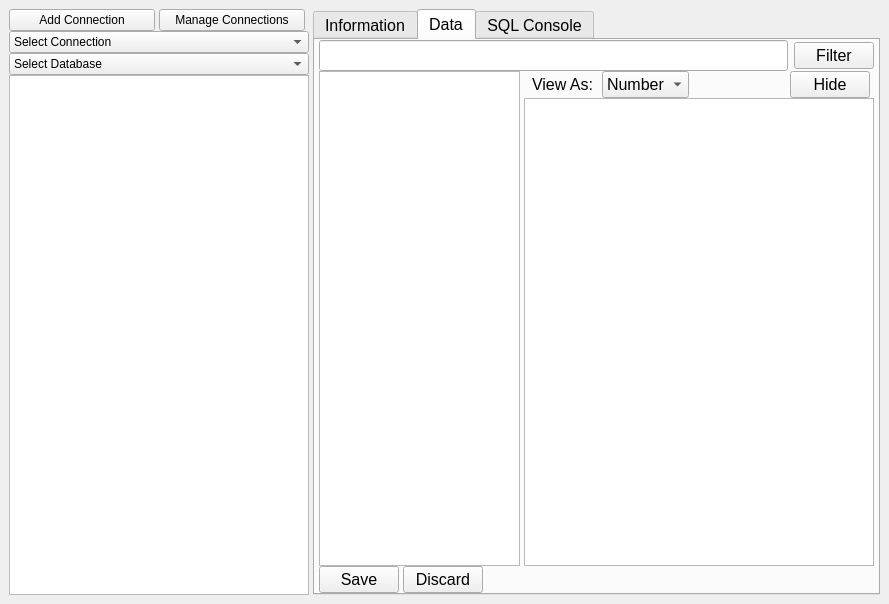
Old version of the form db-gui2/mainwindow.ui in the repository hehaowen00/experiments.
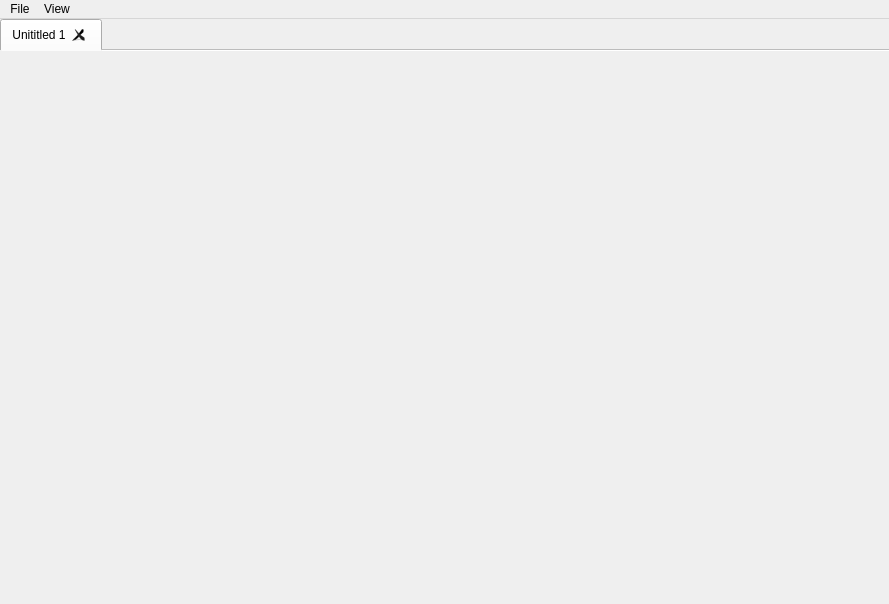
New version of the form.

Commit message: db-gui2 tabs wip

The edit to the form file:
```diff
--- a/db-gui2/mainwindow.ui
+++ b/db-gui2/mainwindow.ui
@@ -15,628 +15,38 @@
   </property>
   <widget class="QWidget" name="centralwidget">
    <layout class="QGridLayout" name="gridLayout_5">
+    <property name="leftMargin">
+     <number>0</number>
+    </property>
+    <property name="topMargin">
+     <number>0</number>
+    </property>
+    <property name="rightMargin">
+     <number>0</number>
+    </property>
+    <property name="bottomMargin">
+     <number>0</number>
+    </property>
     <item row="0" column="0">
-     <layout class="QHBoxLayout" name="horizontalLayout_5">
-      <property name="spacing">
+     <widget class="QTabWidget" name="tabWidget">
+      <property name="currentIndex">
        <number>0</number>
       </property>
-      <property name="rightMargin">
-       <number>0</number>
+      <property name="documentMode">
+       <bool>true</bool>
       </property>
-      <item>
-       <layout class="QVBoxLayout" name="verticalLayout_4">
-        <property name="spacing">
-         <number>0</number>
-        </property>
-        <property name="sizeConstraint">
-         <enum>QLayout::SizeConstraint::SetMaximumSize</enum>
-        </property>
-        <property name="rightMargin">
-         <number>4</number>
-        </property>
-        <item>
-         <layout class="QHBoxLayout" name="horizontalLayout">
-          <property name="spacing">
-           <number>4</number>
-          </property>
-          <property name="leftMargin">
-           <number>0</number>
-          </property>
-          <property name="rightMargin">
-           <number>4</number>
-          </property>
-          <item>
-           <widget class="QPushButton" name="addButton">
-            <property name="maximumSize">
-             <size>
-              <width>148</width>
-              <height>16777215</height>
-             </size>
-            </property>
-            <property name="text">
-             <string>Add Connection</string>
-            </property>
-           </widget>
-          </item>
-          <item>
-           <widget class="QPushButton" name="pushButton_5">
-            <property name="text">
-             <string>Manage Connections</string>
-            </property>
-           </widget>
-          </item>
-         </layout>
-        </item>
-        <item>
-         <layout class="QHBoxLayout" name="horizontalLayout_8">
-          <property name="spacing">
-           <number>0</number>
-          </property>
-          <property name="leftMargin">
-           <number>0</number>
-          </property>
-          <property name="rightMargin">
-           <number>0</number>
-          </property>
-          <item>
-           <widget class="QComboBox" name="connectionsList">
-            <property name="sizePolicy">
-             <sizepolicy hsizetype="Preferred" vsizetype="Fixed">
-              <horstretch>0</horstretch>
-              <verstretch>0</verstretch>
-             </sizepolicy>
-            </property>
-            <property name="minimumSize">
-             <size>
-              <width>300</width>
-              <height>0</height>
-             </size>
-            </property>
-            <property name="maximumSize">
-             <size>
-              <width>16777215</width>
-              <height>16777215</height>
-             </size>
-            </property>
-            <property name="editable">
-             <bool>false</bool>
-            </property>
-            <item>
-             <property name="text">
-              <string>Select Connection</string>
-             </property>
-            </item>
-           </widget>
-          </item>
-         </layout>
-        </item>
-        <item>
-         <layout class="QHBoxLayout" name="horizontalLayout_9">
-          <property name="spacing">
-           <number>0</number>
-          </property>
-          <property name="leftMargin">
-           <number>0</number>
-          </property>
-          <property name="rightMargin">
-           <number>0</number>
-          </property>
-          <item>
-           <widget class="QComboBox" name="databasesList">
-            <property name="sizePolicy">
-             <sizepolicy hsizetype="Preferred" vsizetype="Fixed">
-              <horstretch>0</horstretch>
-              <verstretch>0</verstretch>
-             </sizepolicy>
-            </property>
-            <property name="minimumSize">
-             <size>
-              <width>300</width>
-              <height>0</height>
-             </size>
-            </property>
-            <property name="maximumSize">
-             <size>
-              <width>16777215</width>
-              <height>16777215</height>
-             </size>
-            </property>
-            <property name="currentText">
-             <string>Select Database</string>
-            </property>
-            <item>
-             <property name="text">
-              <string>Select Database</string>
-             </property>
-            </item>
-           </widget>
-          </item>
-         </layout>
-        </item>
-        <item>
-         <widget class="QListWidget" name="tablesList">
-          <property name="minimumSize">
-           <size>
-            <width>300</width>
-            <height>0</height>
-           </size>
-          </property>
-          <property name="maximumSize">
-           <size>
-            <width>300</width>
-            <height>16777215</height>
-           </size>
-          </property>
-          <property name="font">
-           <font>
-            <pointsize>13</pointsize>
-           </font>
-          </property>
-         </widget>
-        </item>
-       </layout>
-      </item>
-      <item>
-       <layout class="QVBoxLayout" name="verticalLayout_3">
-        <item>
-         <widget class="QTabWidget" name="tabWidget">
-          <property name="font">
-           <font>
-            <pointsize>12</pointsize>
-           </font>
-          </property>
-          <property name="tabPosition">
-           <enum>QTabWidget::TabPosition::North</enum>
-          </property>
-          <property name="currentIndex">
-           <number>1</number>
-          </property>
-          <widget class="QWidget" name="information">
-           <attribute name="title">
-            <string>Information</string>
-           </attribute>
-          </widget>
-          <widget class="QWidget" name="data">
-           <attribute name="title">
-            <string>Data</string>
-           </attribute>
-           <layout class="QGridLayout" name="gridLayout_2">
-            <property name="leftMargin">
-             <number>0</number>
-            </property>
-            <property name="topMargin">
-             <number>0</number>
-            </property>
-            <property name="rightMargin">
-             <number>0</number>
-            </property>
-            <property name="bottomMargin">
-             <number>0</number>
-            </property>
-            <item row="0" column="0">
-             <layout class="QVBoxLayout" name="verticalLayout">
-              <property name="spacing">
-               <number>0</number>
-              </property>
-              <property name="leftMargin">
-               <number>4</number>
-              </property>
-              <property name="rightMargin">
-               <number>4</number>
-              </property>
-              <item>
-               <layout class="QHBoxLayout" name="horizontalLayout_7">
-                <property name="spacing">
-                 <number>6</number>
-                </property>
-                <property name="leftMargin">
-                 <number>0</number>
-                </property>
-                <property name="rightMargin">
-                 <number>0</number>
-                </property>
-                <item>
-                 <widget class="QLineEdit" name="filterInput">
-                  <property name="font">
-                   <font>
-                    <family>Menlo</family>
-                    <pointsize>12</pointsize>
-                   </font>
-                  </property>
-                  <property name="placeholderText">
-                   <string/>
-                  </property>
-                 </widget>
-                </item>
-                <item>
-                 <widget class="QPushButton" name="filterButton">
-                  <property name="text">
-                   <string>Filter</string>
-                  </property>
-                 </widget>
-                </item>
-               </layout>
-              </item>
-              <item>
-               <layout class="QHBoxLayout" name="horizontalLayout_4">
-                <property name="spacing">
-                 <number>4</number>
-                </property>
-                <item>
-                 <widget class="QTableView" name="tableView">
-                  <property name="font">
-                   <font>
-                    <family>Menlo</family>
-                    <pointsize>12</pointsize>
-                   </font>
-                  </property>
-                  <property name="sizeAdjustPolicy">
-                   <enum>QAbstractScrollArea::SizeAdjustPolicy::AdjustToContents</enum>
-                  </property>
-                  <property name="editTriggers">
-                   <set>QAbstractItemView::EditTrigger::NoEditTriggers</set>
-                  </property>
-                  <property name="sortingEnabled">
-                   <bool>true</bool>
-                  </property>
-                 </widget>
-                </item>
-                <item>
-                 <widget class="QWidget" name="dataViewWidget" native="true">
-                  <property name="minimumSize">
-                   <size>
-                    <width>350</width>
-                    <height>0</height>
-                   </size>
-                  </property>
-                  <property name="maximumSize">
-                   <size>
-                    <width>350</width>
-                    <height>16777215</height>
-                   </size>
-                  </property>
-                  <layout class="QGridLayout" name="gridLayout">
-                   <property name="leftMargin">
-                    <number>0</number>
-                   </property>
-                   <property name="topMargin">
-                    <number>0</number>
-                   </property>
-                   <property name="rightMargin">
-                    <number>0</number>
-                   </property>
-                   <property name="bottomMargin">
-                    <number>0</number>
-                   </property>
-                   <item row="0" column="0">
-                    <layout class="QVBoxLayout" name="verticalLayout_5">
-                     <property name="spacing">
-                      <number>0</number>
-                     </property>
-                     <item>
-                      <layout class="QHBoxLayout" name="horizontalLayout_10">
-                       <property name="spacing">
-                        <number>8</number>
-                       </property>
-                       <property name="leftMargin">
-                        <number>8</number>
-                       </property>
-                       <property name="rightMargin">
-                        <number>4</number>
-                       </property>
-                       <item>
-                        <widget class="QLabel" name="label_2">
-                         <property name="text">
-                          <string>View As:</string>
-                         </property>
-                        </widget>
-                       </item>
-                       <item>
-                        <widget class="QComboBox" name="comboBox">
-                         <item>
-                          <property name="text">
-                           <string>Number</string>
-                          </property>
-                         </item>
-                         <item>
-                          <property name="text">
-                           <string>Text</string>
-                          </property>
-                         </item>
-                         <item>
-                          <property name="text">
-                           <string>JSON</string>
-                          </property>
-                         </item>
-                        </widget>
-                       </item>
-                       <item>
-                        <spacer name="horizontalSpacer_3">
-                         <property name="orientation">
-                          <enum>Qt::Orientation::Horizontal</enum>
-                         </property>
-                         <property name="sizeHint" stdset="0">
-                          <size>
-                           <width>40</width>
-                           <height>20</height>
-                          </size>
-                         </property>
-                        </spacer>
-                       </item>
-                       <item>
-                        <widget class="QPushButton" name="hideDataViewButton">
-                         <property name="text">
-                          <string>Hide</string>
-                         </property>
-                        </widget>
-                       </item>
-                      </layout>
-                     </item>
-                     <item>
-                      <widget class="QPlainTextEdit" name="dataViewTable">
-                       <property name="sizePolicy">
-                        <sizepolicy hsizetype="Expanding" vsizetype="Expanding">
-                         <horstretch>0</horstretch>
-                         <verstretch>0</verstretch>
-                        </sizepolicy>
-                       </property>
-                       <property name="minimumSize">
-                        <size>
-                         <width>0</width>
-                         <height>0</height>
-                        </size>
-                       </property>
-                       <property name="maximumSize">
-                        <size>
-                         <width>16777215</width>
-                         <height>16777215</height>
-                        </size>
-                       </property>
-                       <property name="font">
-                        <font>
-                         <family>Menlo</family>
-                         <pointsize>12</pointsize>
-                        </font>
-                       </property>
-                       <property name="lineWrapMode">
-                        <enum>QPlainTextEdit::LineWrapMode::WidgetWidth</enum>
-                       </property>
-                       <property name="readOnly">
-                        <bool>false</bool>
-                       </property>
-                       <property name="tabStopDistance">
-                        <double>40.000000000000000</double>
-                       </property>
-                      </widget>
-                     </item>
-                    </layout>
-                   </item>
-                  </layout>
-                 </widget>
-                </item>
-               </layout>
-              </item>
-              <item>
-               <layout class="QHBoxLayout" name="horizontalLayout_6">
-                <property name="spacing">
-                 <number>4</number>
-                </property>
-                <item>
-                 <widget class="QPushButton" name="saveButton">
-                  <property name="text">
-                   <string>Save</string>
-                  </property>
-                 </widget>
-                </item>
-                <item>
-                 <widget class="QPushButton" name="discardButton">
-                  <property name="text">
-                   <string>Discard</string>
-                  </property>
-                 </widget>
-                </item>
-                <item>
-                 <spacer name="horizontalSpacer_2">
-                  <property name="orientation">
-                   <enum>Qt::Orientation::Horizontal</enum>
-                  </property>
-                  <property name="sizeHint" stdset="0">
-                   <size>
-                    <width>40</width>
-                    <height>20</height>
-                   </size>
-                  </property>
-                 </spacer>
-                </item>
-                <item>
-                 <widget class="QLabel" name="rowCountLabel">
-                  <property name="sizePolicy">
-                   <sizepolicy hsizetype="Preferred" vsizetype="Preferred">
-                    <horstretch>0</horstretch>
-                    <verstretch>0</verstretch>
-                   </sizepolicy>
-                  </property>
-                  <property name="minimumSize">
-                   <size>
-                    <width>100</width>
-                    <height>0</height>
-                   </size>
-                  </property>
-                  <property name="maximumSize">
-                   <size>
-                    <width>40</width>
-                    <height>16777215</height>
-                   </size>
-                  </property>
-                  <property name="text">
-                   <string/>
-                  </property>
-                  <property name="alignment">
-                   <set>Qt::AlignmentFlag::AlignRight|Qt::AlignmentFlag::AlignTrailing|Qt::AlignmentFlag::AlignVCenter</set>
-                  </property>
-                 </widget>
-                </item>
-               </layout>
-              </item>
-             </layout>
-            </item>
-           </layout>
-          </widget>
-          <widget class="QWidget" name="editor">
-           <attribute name="title">
-            <string>SQL Console</string>
-           </attribute>
-           <layout class="QGridLayout" name="gridLayout_3">
-            <property name="leftMargin">
-             <number>0</number>
-            </property>
-            <property name="topMargin">
-             <number>0</number>
-            </property>
-            <property name="rightMargin">
-             <number>0</number>
-            </property>
-            <property name="bottomMargin">
-             <number>0</number>
-            </property>
-            <item row="0" column="0">
-             <widget class="QTabWidget" name="tabWidget_2">
-              <property name="currentIndex">
-               <number>0</number>
-              </property>
-              <property name="documentMode">
-               <bool>true</bool>
-              </property>
-              <property name="tabsClosable">
-               <bool>true</bool>
-              </property>
-              <widget class="QWidget" name="tab">
-               <attribute name="title">
-                <string>SQL 1</string>
-               </attribute>
-               <layout class="QGridLayout" name="gridLayout_4">
-                <property name="leftMargin">
-                 <number>0</number>
-                </property>
-                <property name="topMargin">
-                 <number>0</number>
-                </property>
-                <property name="rightMargin">
-                 <number>0</number>
-                </property>
-                <property name="bottomMargin">
-                 <number>0</number>
-                </property>
-                <item row="0" column="0">
-                 <layout class="QVBoxLayout" name="verticalLayout_2">
-                  <property name="spacing">
-                   <number>0</number>
-                  </property>
-                  <item>
-                   <layout class="QHBoxLayout" name="horizontalLayout_3">
-                    <property name="spacing">
-                     <number>4</number>
-                    </property>
-                    <item>
-                     <widget class="QPushButton" name="runQueryButton">
-                      <property name="text">
-                       <string>Execute Query</string>
-                      </property>
-                     </widget>
-                    </item>
-                    <item>
-                     <widget class="QPushButton" name="pushButton_3">
-                      <property name="text">
-                       <string>Export As CSV</string>
-                      </property>
-                     </widget>
-                    </item>
-                    <item>
-                     <spacer name="horizontalSpacer">
-                      <property name="orientation">
-                       <enum>Qt::Orientation::Horizontal</enum>
-                      </property>
-                      <property name="sizeHint" stdset="0">
-                       <size>
-                        <width>40</width>
-                        <height>20</height>
-                       </size>
-                      </property>
-                     </spacer>
-                    </item>
-                   </layout>
-                  </item>
-                  <item>
-                   <widget class="QPlainTextEdit" name="queryEditor">
-                    <property name="font">
-                     <font>
-                      <family>Menlo</family>
-                      <pointsize>12</pointsize>
-                     </font>
-                    </property>
-                   </widget>
-                  </item>
-                  <item>
-                   <layout class="QHBoxLayout" name="horizontalLayout_2">
-                    <property name="leftMargin">
-                     <number>8</number>
-                    </property>
-                    <property name="topMargin">
-                     <number>6</number>
-                    </property>
-                    <property name="bottomMargin">
-                     <number>8</number>
-                    </property>
-                    <item>
-                     <widget class="QLabel" name="label">
-                      <property name="font">
-                       <font>
-                        <pointsize>14</pointsize>
-                       </font>
-                      </property>
-                      <property name="text">
-                       <string>Results</string>
-                      </property>
-                     </widget>
-                    </item>
-                   </layout>
-                  </item>
-                  <item>
-                   <widget class="QTableView" name="queryTableView">
-                    <property name="font">
-                     <font>
-                      <family>Menlo</family>
-                      <pointsize>12</pointsize>
-                     </font>
-                    </property>
-                    <property name="sortingEnabled">
-                     <bool>true</bool>
-                    </property>
-                   </widget>
-                  </item>
-                  <item>
-                   <widget class="QLabel" name="queryRowCountLabel">
-                    <property name="text">
-                     <string/>
-                    </property>
-                    <property name="alignment">
-                     <set>Qt::AlignmentFlag::AlignRight|Qt::AlignmentFlag::AlignTrailing|Qt::AlignmentFlag::AlignVCenter</set>
-                    </property>
-                   </widget>
-                  </item>
-                 </layout>
-                </item>
-               </layout>
-              </widget>
-             </widget>
-            </item>
-           </layout>
-          </widget>
-         </widget>
-        </item>
-       </layout>
-      </item>
-     </layout>
+      <property name="tabsClosable">
+       <bool>true</bool>
+      </property>
+      <property name="movable">
+       <bool>true</bool>
+      </property>
+      <widget class="QWidget" name="tab">
+       <attribute name="title">
+        <string>Unititled 1</string>
+       </attribute>
+      </widget>
+     </widget>
     </item>
    </layout>
   </widget>
@@ -649,6 +59,20 @@
      <height>37</height>
     </rect>
    </property>
+   <widget class="QMenu" name="menuFile">
+    <property name="title">
+     <string>File</string>
+    </property>
+    <addaction name="actionAdd_Connection"/>
+   </widget>
+   <widget class="QMenu" name="menuView">
+    <property name="title">
+     <string>View</string>
+    </property>
+    <addaction name="actionNew_Tab"/>
+   </widget>
+   <addaction name="menuFile"/>
+   <addaction name="menuView"/>
   </widget>
   <action name="actionOpen_SQLite_DB">
    <property name="text">
```
Left out of the diff: 12 changed lines with no effect on the pictures. The commit also changes 6 other files.
